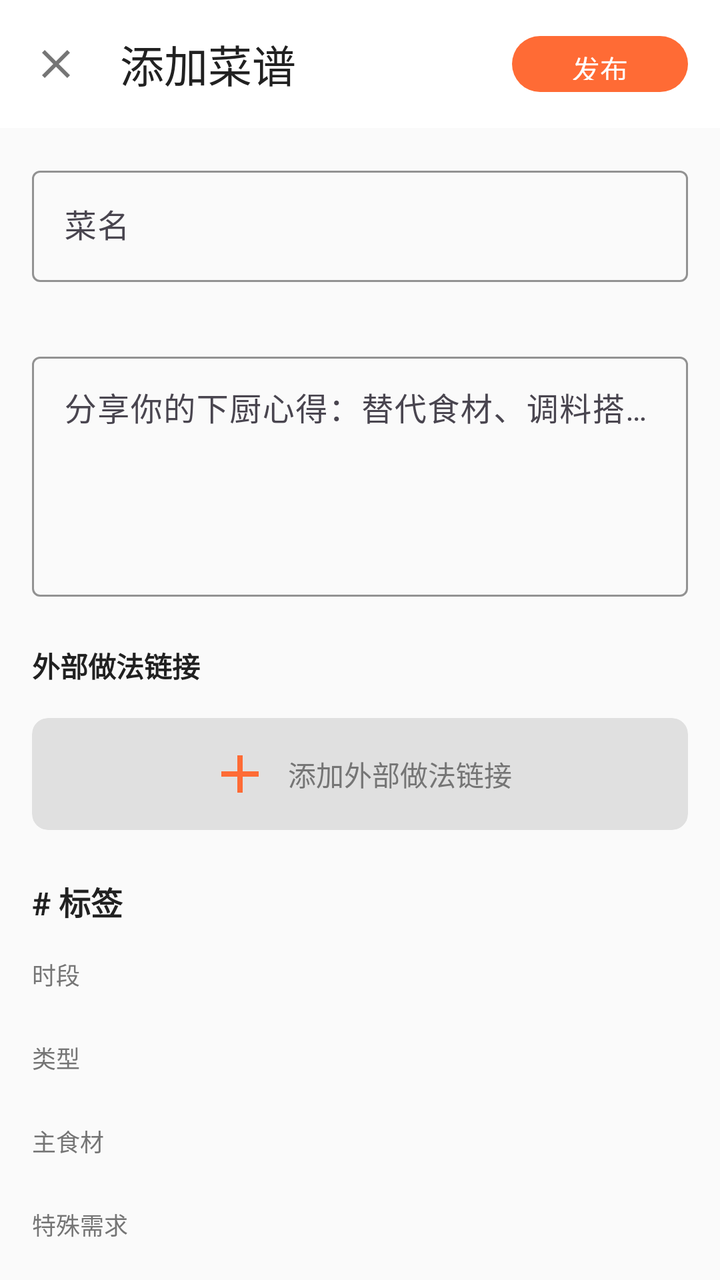
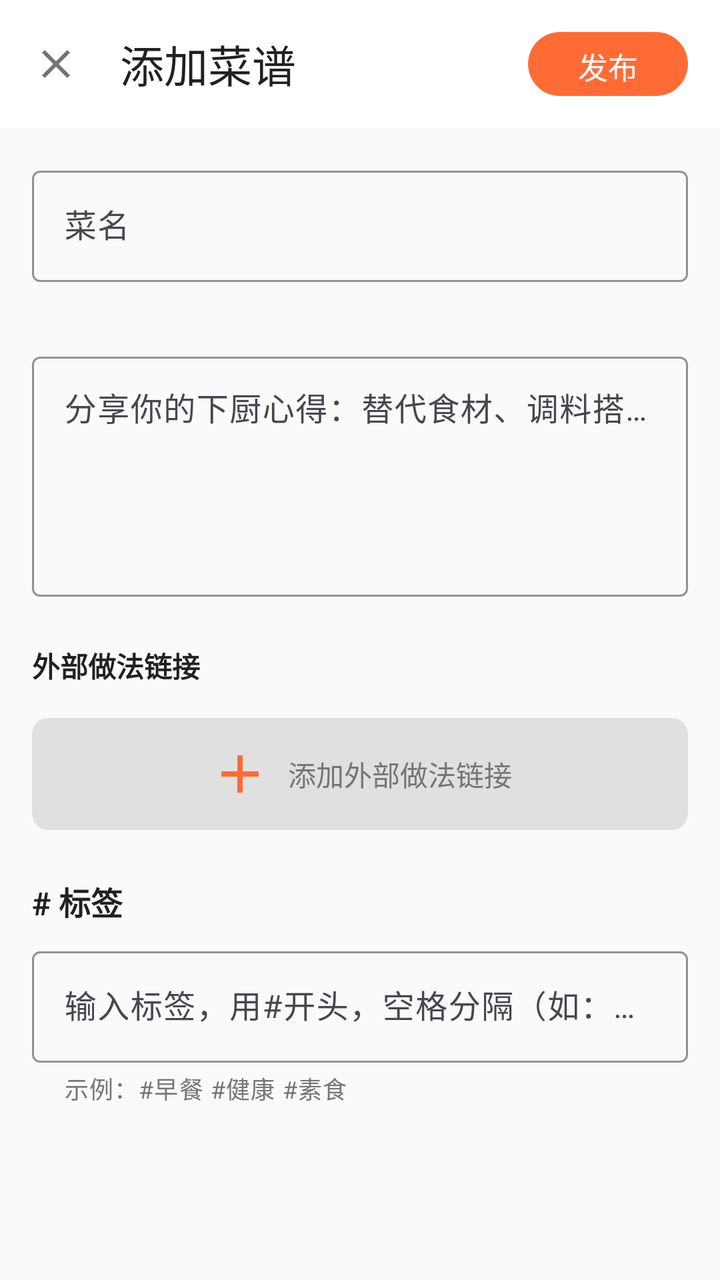

Two renders of the same Android screen: before a commit and after it. Below are the layout's source before the change and the commit's diff.
<!-- AndroidManifest.xml: activity theme Theme.FamilyRecipes -->
<!-- res/layout/activity_edit_recipe.xml -->
<?xml version="1.0" encoding="utf-8"?>
<androidx.coordinatorlayout.widget.CoordinatorLayout
    xmlns:android="http://schemas.android.com/apk/res/android"
    xmlns:app="http://schemas.android.com/apk/res-auto"
    android:layout_width="match_parent"
    android:layout_height="match_parent"
    android:background="@color/background">

    
    <com.google.android.material.appbar.AppBarLayout
        android:layout_width="match_parent"
        android:layout_height="wrap_content"
        android:background="@color/white"
        android:elevation="4dp">

        <androidx.appcompat.widget.Toolbar
            android:id="@+id/toolbar"
            android:layout_width="match_parent"
            android:layout_height="?attr/actionBarSize"
            android:background="@color/white"
            app:navigationIcon="@drawable/ic_close"
            app:title="添加菜谱"
            app:titleTextColor="@color/text_primary">

            <com.google.android.material.button.MaterialButton
                android:id="@+id/btn_publish"
                android:layout_width="wrap_content"
                android:layout_height="36dp"
                android:layout_gravity="end"
                android:layout_marginEnd="16dp"
                android:text="发布"
                android:textColor="@color/white"
                app:backgroundTint="@color/primary"
                app:cornerRadius="18dp" />

        </androidx.appcompat.widget.Toolbar>

    </com.google.android.material.appbar.AppBarLayout>

    
    <androidx.core.widget.NestedScrollView
        android:layout_width="match_parent"
        android:layout_height="match_parent"
        app:layout_behavior="@string/appbar_scrolling_view_behavior">

        <LinearLayout
            android:layout_width="match_parent"
            android:layout_height="wrap_content"
            android:orientation="vertical"
            android:padding="16dp">

            
            <com.google.android.material.textfield.TextInputLayout
                android:layout_width="match_parent"
                android:layout_height="wrap_content"
                android:hint="菜名"
                app:boxBackgroundMode="outline"
                app:boxStrokeColor="@color/primary">

                <com.google.android.material.textfield.TextInputEditText
                    android:id="@+id/et_recipe_title"
                    android:layout_width="match_parent"
                    android:layout_height="wrap_content"
                    android:inputType="text"
                    android:maxLines="1" />

            </com.google.android.material.textfield.TextInputLayout>

            
            <androidx.recyclerview.widget.RecyclerView
                android:id="@+id/recycler_images"
                android:layout_width="match_parent"
                android:layout_height="wrap_content"
                android:layout_marginTop="16dp"
                android:nestedScrollingEnabled="false" />

            
            <com.google.android.material.textfield.TextInputLayout
                android:layout_width="match_parent"
                android:layout_height="wrap_content"
                android:layout_marginTop="16dp"
                android:hint="分享你的下厨心得：替代食材、调料搭配、火候窍门，或这道菜背后的生活小故事..."
                app:boxBackgroundMode="outline"
                app:boxStrokeColor="@color/primary">

                <com.google.android.material.textfield.TextInputEditText
                    android:id="@+id/et_recipe_content"
                    android:layout_width="match_parent"
                    android:layout_height="wrap_content"
                    android:gravity="top"
                    android:inputType="textMultiLine"
                    android:minHeight="120dp"
                    android:maxLines="10" />

            </com.google.android.material.textfield.TextInputLayout>

            
            <LinearLayout
                android:layout_width="match_parent"
                android:layout_height="wrap_content"
                android:layout_marginTop="24dp"
                android:orientation="vertical">

                <TextView
                    android:layout_width="wrap_content"
                    android:layout_height="wrap_content"
                    android:text="外部做法链接"
                    android:textColor="@color/text_primary"
                    android:textSize="14sp"
                    android:textStyle="bold" />

                <androidx.recyclerview.widget.RecyclerView
                    android:id="@+id/recycler_external_links"
                    android:layout_width="match_parent"
                    android:layout_height="wrap_content"
                    android:layout_marginTop="8dp"
                    android:nestedScrollingEnabled="false" />

                
                <com.google.android.material.card.MaterialCardView
                    android:id="@+id/btn_add_external_link"
                    android:layout_width="match_parent"
                    android:layout_height="56dp"
                    android:layout_marginTop="8dp"
                    app:cardBackgroundColor="@color/light_gray"
                    app:cardCornerRadius="8dp"
                    app:cardElevation="0dp"
                    app:strokeWidth="0dp">

                    <LinearLayout
                        android:layout_width="match_parent"
                        android:layout_height="match_parent"
                        android:gravity="center"
                        android:orientation="horizontal">

                        <ImageView
                            android:layout_width="32dp"
                            android:layout_height="32dp"
                            android:src="@drawable/ic_add"
                            app:tint="@color/primary" />

                        <TextView
                            android:layout_width="wrap_content"
                            android:layout_height="wrap_content"
                            android:layout_marginStart="8dp"
                            android:text="添加外部做法链接"
                            android:textColor="@color/text_secondary"
                            android:textSize="14sp" />

                    </LinearLayout>

                </com.google.android.material.card.MaterialCardView>

            </LinearLayout>

            
            <LinearLayout
                android:layout_width="match_parent"
                android:layout_height="wrap_content"
                android:layout_marginTop="24dp"
                android:orientation="vertical">

                <TextView
                    android:layout_width="wrap_content"
                    android:layout_height="wrap_content"
                    android:text="# 标签"
                    android:textColor="@color/text_primary"
                    android:textSize="16sp"
                    android:textStyle="bold" />

                
                <TextView
                    android:layout_width="wrap_content"
                    android:layout_height="wrap_content"
                    android:layout_marginTop="16dp"
                    android:text="时段"
                    android:textColor="@color/text_secondary"
                    android:textSize="12sp" />

                <com.google.android.material.chip.ChipGroup
                    android:id="@+id/chip_group_time"
                    android:layout_width="match_parent"
                    android:layout_height="wrap_content"
                    android:layout_marginTop="8dp"
                    app:singleLine="false" />

                
                <TextView
                    android:layout_width="wrap_content"
                    android:layout_height="wrap_content"
                    android:layout_marginTop="16dp"
                    android:text="类型"
                    android:textColor="@color/text_secondary"
                    android:textSize="12sp" />

                <com.google.android.material.chip.ChipGroup
                    android:id="@+id/chip_group_type"
                    android:layout_width="match_parent"
                    android:layout_height="wrap_content"
                    android:layout_marginTop="8dp"
                    app:singleLine="false" />

                
                <TextView
                    android:layout_width="wrap_content"
                    android:layout_height="wrap_content"
                    android:layout_marginTop="16dp"
                    android:text="主食材"
                    android:textColor="@color/text_secondary"
                    android:textSize="12sp" />

                <com.google.android.material.chip.ChipGroup
                    android:id="@+id/chip_group_ingredient"
                    android:layout_width="match_parent"
                    android:layout_height="wrap_content"
                    android:layout_marginTop="8dp"
                    app:singleLine="false" />

                
                <TextView
                    android:layout_width="wrap_content"
                    android:layout_height="wrap_content"
                    android:layout_marginTop="16dp"
                    android:text="特殊需求"
                    android:textColor="@color/text_secondary"
                    android:textSize="12sp" />

                <com.google.android.material.chip.ChipGroup
                    android:id="@+id/chip_group_special"
                    android:layout_width="match_parent"
                    android:layout_height="wrap_content"
                    android:layout_marginTop="8dp"
                    app:singleLine="false" />

            </LinearLayout>

        </LinearLayout>

    </androidx.core.widget.NestedScrollView>

</androidx.coordinatorlayout.widget.CoordinatorLayout>
<!-- resources referenced by this layout -->
<resources>
  <color name="background">#FFFAFAFA</color>
  <color name="light_gray">#FFE0E0E0</color>
  <color name="primary">#FFFF6B35</color>
  <color name="text_primary">#FF212121</color>
  <color name="text_secondary">#FF757575</color>
  <color name="white">#FFFFFFFF</color>
  <!-- drawable ic_add (drawable) -->
  <vector xmlns:android="http://schemas.android.com/apk/res/android"
      android:width="24dp"
      android:height="24dp"
      android:viewportWidth="24"
      android:viewportHeight="24"
      android:tint="?attr/colorControlNormal">
      <path
          android:fillColor="@android:color/white"
          android:pathData="M19,13h-6v6h-2v-6H5v-2h6V5h2v6h6v2z"/>
  </vector>
  <!-- drawable ic_close (drawable) -->
  <?xml version="1.0" encoding="utf-8"?>
  <vector xmlns:android="http://schemas.android.com/apk/res/android"
      android:width="24dp"
      android:height="24dp"
      android:viewportWidth="24"
      android:viewportHeight="24">
      <path
          android:fillColor="#FF757575"
          android:pathData="M19,6.41L17.59,5 12,10.59 6.41,5 5,6.41 10.59,12 5,17.59 6.41,19 12,13.41 17.59,19 19,17.59 13.41,12z"/>
  </vector>
  <style name="Theme.FamilyRecipes" parent="Base.Theme.FamilyRecipes" />
  <style name="Base.Theme.FamilyRecipes" parent="Theme.Material3.DayNight.NoActionBar">
          <item name="colorPrimary">@color/primary</item>
          <item name="colorPrimaryDark">@color/primary_dark</item>
          <item name="colorAccent">@color/accent</item>
          <item name="android:statusBarColor">@color/primary</item>
          <item name="android:navigationBarColor">@color/white</item>
      </style>
  <color name="primary_dark">#FFE55C2E</color>
  <color name="accent">#FFFFB84D</color>
</resources>

<!-- the commit's change to res/layout/activity_edit_recipe.xml (unified diff, before → after) -->
@@ -25,13 +25,17 @@
             <com.google.android.material.button.MaterialButton
                 android:id="@+id/btn_publish"
                 android:layout_width="wrap_content"
-                android:layout_height="36dp"
+                android:layout_height="40dp"
                 android:layout_gravity="end"
                 android:layout_marginEnd="16dp"
+                android:minWidth="80dp"
+                android:paddingStart="20dp"
+                android:paddingEnd="20dp"
                 android:text="发布"
+                android:textSize="15sp"
                 android:textColor="@color/white"
                 app:backgroundTint="@color/primary"
-                app:cornerRadius="18dp" />
+                app:cornerRadius="20dp" />
 
         </androidx.appcompat.widget.Toolbar>
 
@@ -169,68 +173,24 @@
                     android:textStyle="bold" />
 
                 
-                <TextView
-                    android:layout_width="wrap_content"
-                    android:layout_height="wrap_content"
-                    android:layout_marginTop="16dp"
-                    android:text="时段"
-                    android:textColor="@color/text_secondary"
-                    android:textSize="12sp" />
-
-                <com.google.android.material.chip.ChipGroup
-                    android:id="@+id/chip_group_time"
+                <com.google.android.material.textfield.TextInputLayout
                     android:layout_width="match_parent"
                     android:layout_height="wrap_content"
                     android:layout_marginTop="8dp"
-                    app:singleLine="false" />
-
-                
-                <TextView
-                    android:layout_width="wrap_content"
-                    android:layout_height="wrap_content"
-                    android:layout_marginTop="16dp"
-                    android:text="类型"
-                    android:textColor="@color/text_secondary"
-                    android:textSize="12sp" />
-
-                <com.google.android.material.chip.ChipGroup
-                    android:id="@+id/chip_group_type"
-                    android:layout_width="match_parent"
-                    android:layout_height="wrap_content"
-                    android:layout_marginTop="8dp"
-                    app:singleLine="false" />
-
-                
-                <TextView
-                    android:layout_width="wrap_content"
-                    android:layout_height="wrap_content"
-                    android:layout_marginTop="16dp"
-                    android:text="主食材"
-                    android:textColor="@color/text_secondary"
-                    android:textSize="12sp" />
-
-                <com.google.android.material.chip.ChipGroup
-                    android:id="@+id/chip_group_ingredient"
-                    android:layout_width="match_parent"
-                    android:layout_height="wrap_content"
-                    android:layout_marginTop="8dp"
-                    app:singleLine="false" />
-
-                
-                <TextView
-                    android:layout_width="wrap_content"
-                    android:layout_height="wrap_content"
-                    android:layout_marginTop="16dp"
-                    android:text="特殊需求"
-                    android:textColor="@color/text_secondary"
-                    android:textSize="12sp" />
-
-                <com.google.android.material.chip.ChipGroup
-                    android:id="@+id/chip_group_special"
-                    android:layout_width="match_parent"
-                    android:layout_height="wrap_content"
-                    android:layout_marginTop="8dp"
-                    app:singleLine="false" />
+                    android:hint="输入标签，用#开头，空格分隔（如：#午餐 #家常菜 #快手）"
+                    app:boxBackgroundMode="outline"
+                    app:boxStrokeColor="@color/primary"
+                    app:helperText="示例：#早餐 #健康 #素食"
+                    app:helperTextTextColor="@color/text_secondary">
+
+                    <com.google.android.material.textfield.TextInputEditText
+                        android:id="@+id/et_tags"
+                        android:layout_width="match_parent"
+                        android:layout_height="wrap_content"
+                        android:inputType="text"
+                        android:maxLines="3" />
+
+                </com.google.android.material.textfield.TextInputLayout>
 
             </LinearLayout>
 
